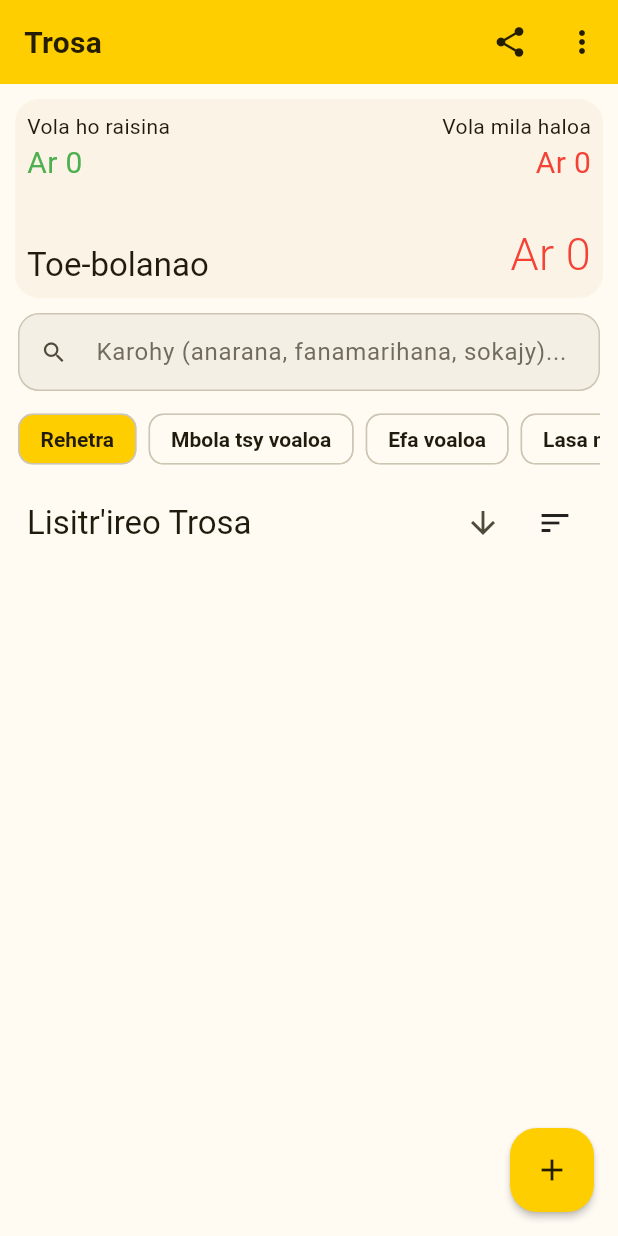
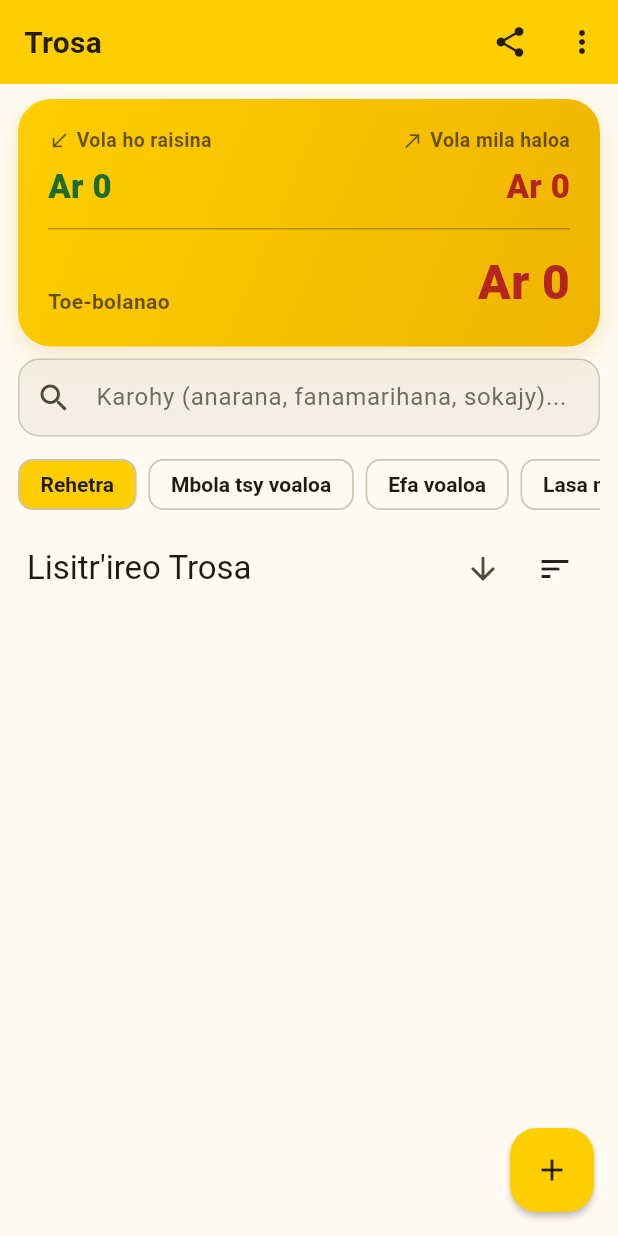
Before and after one commit to hantsaniala/trosa, a Flutter app: the screen it shows after launch, on a phone screen of 412 x 824 dp. Run offline on Flutter 3.47's test engine with Material 3 defaults, Android fonts, the phone set to English and light mode, and no system bars; our stand-ins replace file_picker, flutter_local_notifications, flutter_timezone, package_info_plus, share_plus, sqflite and 1 more; accounts and stored records are empty.

Commit message:
feat(ui): redesign dashboard summary as a brand hero card
Replace the plain white totals card with a yellow gradient hero card: inflow/outflow labels with direction icons, bold semantic values, a hairline divider and a large balance figure.

```diff
--- a/lib/screens/trosa/trosa_screen.dart
+++ b/lib/screens/trosa/trosa_screen.dart
@@ -15,6 +15,7 @@ import 'package:trosa/screens/trosa/trosa_form_screen.dart';
 import 'package:trosa/screens/trosa/trosa_settings_dialog.dart';
 import 'package:trosa/screens/trosa/trosa_stats_screen.dart';
 import 'package:trosa/services/notification_service.dart';
+import 'package:trosa/theme.dart';
 
 enum StatusFilter { all, unpaid, paid, overdue }
 
@@ -275,7 +276,6 @@ class _TrosaPageState extends State<TrosaPage> {
   Widget build(BuildContext context) {
     final l10n = AppLocalizations.of(context);
     final settings = Provider.of<SettingsNotifier>(context);
-    final size = MediaQuery.of(context).size;
     final symbol = settings.currencySymbol;
 
     // Note: no Provider.of<TrosaNotifier> here on purpose. Each piece that
@@ -319,37 +319,64 @@ class _TrosaPageState extends State<TrosaPage> {
           children: <Widget>[
             Consumer<TrosaNotifier>(
               builder: (context, notifier, _) {
+                final balance = notifier.balance;
                 return Padding(
-                  padding: const EdgeInsets.all(10.0),
-                  child: Card(
-                    child: Padding(
-                      padding: const EdgeInsets.all(8.0),
+                  padding: const EdgeInsets.fromLTRB(12, 10, 12, 4),
+                  child: Container(
+                    decoration: BoxDecoration(
+                      borderRadius: BorderRadius.circular(22),
+                      gradient: const LinearGradient(
+                        begin: Alignment.topLeft,
+                        end: Alignment.bottomRight,
+                        colors: [AppTheme.brand, AppTheme.brandDeep],
+                      ),
+                      boxShadow: const [
+                        BoxShadow(
+                          color: Color(0x33C78E00),
+                          blurRadius: 16,
+                          offset: Offset(0, 6),
+                        ),
+                      ],
+                    ),
+                    padding: const EdgeInsets.fromLTRB(20, 18, 20, 20),
                     child: Column(
+                      crossAxisAlignment: CrossAxisAlignment.start,
                       children: <Widget>[
                         Row(
                           mainAxisAlignment: MainAxisAlignment.spaceBetween,
                           children: <Widget>[
-                              Text(l10n.moneyToReceive),
-                              Text(l10n.moneyToPay),
+                            _heroLabel(l10n.moneyToReceive, Icons.south_west),
+                            _heroLabel(l10n.moneyToPay, Icons.north_east),
                           ],
                         ),
+                        const SizedBox(height: 6),
                         Row(
                           mainAxisAlignment: MainAxisAlignment.spaceBetween,
                           children: <Widget>[
                             Text(
                               '${l10n.currencyPrefix(symbol)}${_formatter.format(notifier.totalInflow)}',
                               style: const TextStyle(
-                                    fontSize: 20, color: Colors.green),
+                                fontSize: 22,
+                                fontWeight: FontWeight.w800,
+                                color: Color(0xFF1E6B2F),
+                              ),
                             ),
                             Text(
                               '${l10n.currencyPrefix(symbol)}${_formatter.format(notifier.totalOutflow)}',
                               style: const TextStyle(
-                                    fontSize: 20, color: Colors.red),
+                                fontSize: 22,
+                                fontWeight: FontWeight.w800,
+                                color: Color(0xFFB3261E),
+                              ),
                             ),
                           ],
                         ),
-                          SizedBox(
-                            height: size.height * .03,
+                        const Padding(
+                          padding: EdgeInsets.symmetric(vertical: 12),
+                          child: Divider(
+                            height: 1,
+                            color: Color(0x55241D00),
+                          ),
                         ),
                         Row(
                           mainAxisAlignment: MainAxisAlignment.spaceBetween,
@@ -357,16 +384,20 @@ class _TrosaPageState extends State<TrosaPage> {
                           children: <Widget>[
                             Text(
                               l10n.balance,
-                                style: Theme.of(context).textTheme.titleLarge,
+                              style: const TextStyle(
+                                fontSize: 14,
+                                fontWeight: FontWeight.w700,
+                                color: Color(0xB3241D00),
+                              ),
                             ),
                             Text(
-                                '${l10n.currencyPrefix(symbol)}${_formatter.format(notifier.balance)}',
+                              '${l10n.currencyPrefix(symbol)}${_formatter.format(balance)}',
                               style: TextStyle(
-                                  fontSize: 30,
-                                  fontWeight: FontWeight.w300,
-                                  color: (notifier.balance <= 0)
-                                      ? Colors.red
-                                      : Colors.green,
+                                fontSize: 32,
+                                fontWeight: FontWeight.w800,
+                                color: balance <= 0
+                                    ? const Color(0xFFB3261E)
+                                    : const Color(0xFF1E6B2F),
                               ),
                             ),
                           ],
@@ -374,22 +405,17 @@ class _TrosaPageState extends State<TrosaPage> {
                       ],
                     ),
                   ),
-                  ),
                 );
               },
             ),
             Padding(
-              padding: const EdgeInsets.symmetric(horizontal: 12),
+              padding: const EdgeInsets.fromLTRB(12, 4, 12, 0),
               child: TextField(
                 controller: _searchController,
                 onChanged: _onSearchChanged,
                 decoration: InputDecoration(
-                  isDense: true,
                   prefixIcon: const Icon(Icons.search),
                   hintText: l10n.searchHint,
-                  border: OutlineInputBorder(
-                    borderRadius: BorderRadius.circular(12),
-                  ),
                 ),
               ),
             ),
@@ -556,4 +582,23 @@ class _TrosaPageState extends State<TrosaPage> {
       ),
     );
   }
+
+  /// Small label with an icon used inside the brand hero card.
+  Widget _heroLabel(String text, IconData icon) {
+    return Row(
+      mainAxisSize: MainAxisSize.min,
+      children: <Widget>[
+        Icon(icon, size: 15, color: const Color(0xB3241D00)),
+        const SizedBox(width: 4),
+        Text(
+          text,
+          style: const TextStyle(
+            fontSize: 13,
+            fontWeight: FontWeight.w600,
+            color: Color(0xB3241D00),
+          ),
+        ),
+      ],
+    );
   }
+}
```
Lines whose indentation alone changed are shown as unchanged.
